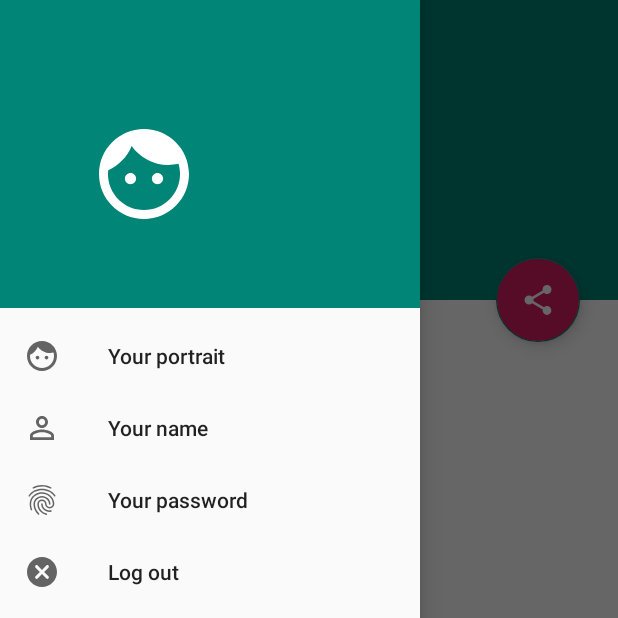
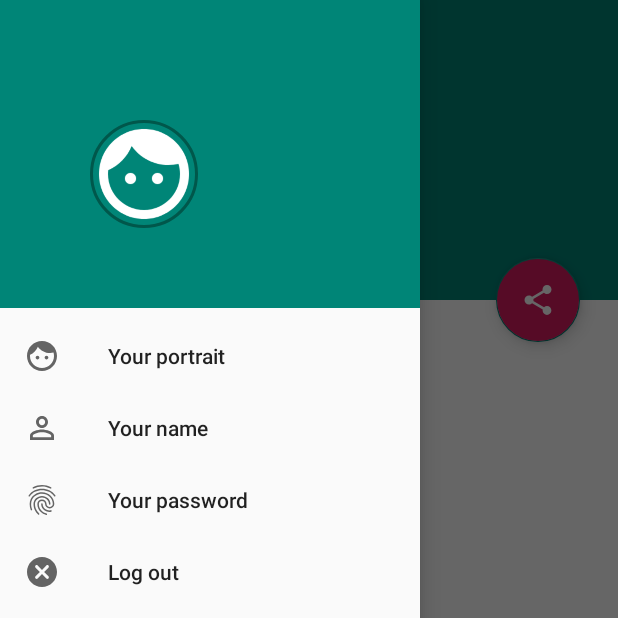
Before and after one commit to Xiayf98/TheDiary, an Android app: the MainActivity screen opened directly, with no data from a screen before it, with the side drawer open, on a phone screen of 412 x 824 dp, the top half of it. Run offline under Robolectric (Android 15) with nearby library versions, the phone set to English and light mode, and no system bars; our stand-ins replace CircleImageView.

Commit message:
修改默认头像；增加修改id和修改密码功能（需要服务器将用户在EditTex中输入的字符串更新到数据库）；增加了圆形头像的剪切库

```diff
--- a/app/build.gradle
+++ b/app/build.gradle
@@ -39,4 +39,6 @@ dependencies {
     implementation 'cn.bmob.android:bmob-sdk:3.4.7-aar'
     //兼容Android6.0
     // compile 'cn.bmob.android:http-legacy:1.0'
+    implementation 'de.hdodenhof:circleimageview:2.2.0'
+
 }
--- a/app/src/main/AndroidManifest.xml
+++ b/app/src/main/AndroidManifest.xml
@@ -1,5 +1,6 @@
 <?xml version="1.0" encoding="utf-8"?>
 <manifest xmlns:android="http://schemas.android.com/apk/res/android"
+    xmlns:tools="http://schemas.android.com/tools"
     package="com.example.a15850.thediary">
 
     <!-- To auto-complete the email text field in the login form with the user's emails -->
--- a/app/src/main/res/layout/nav_header_main.xml
+++ b/app/src/main/res/layout/nav_header_main.xml
@@ -4,13 +4,19 @@
     android:layout_height="match_parent"
     android:background="@color/colorPrimary">
 
-    <ImageView
-        android:id="@+id/person"
-        android:layout_marginLeft="60dp"
+    <de.hdodenhof.circleimageview.CircleImageView
+        xmlns:app="http://schemas.android.com/apk/res-auto"
+        android:id="@+id/profile_image"
         android:layout_width="72dp"
         android:layout_height="72dp"
+        android:layout_centerInParent = "true"
         android:layout_marginTop="80dp"
-        android:background="@drawable/vector_drawable_round_face___px"/>
+        android:layout_marginLeft="60dp"
+        android:src="@drawable/profile"
+        app:civ_border_width="2dp"
+        app:civ_border_color="@color/colorPrimaryDark"
+       />
+
 
     <TextView
         android:id="@+id/username"
```
Also changed, not shown: app/src/main/java/com/example/a15850/thediary/MainActivity.java (+62 -3 lines), app/src/main/res/drawable/profile.png (added).
